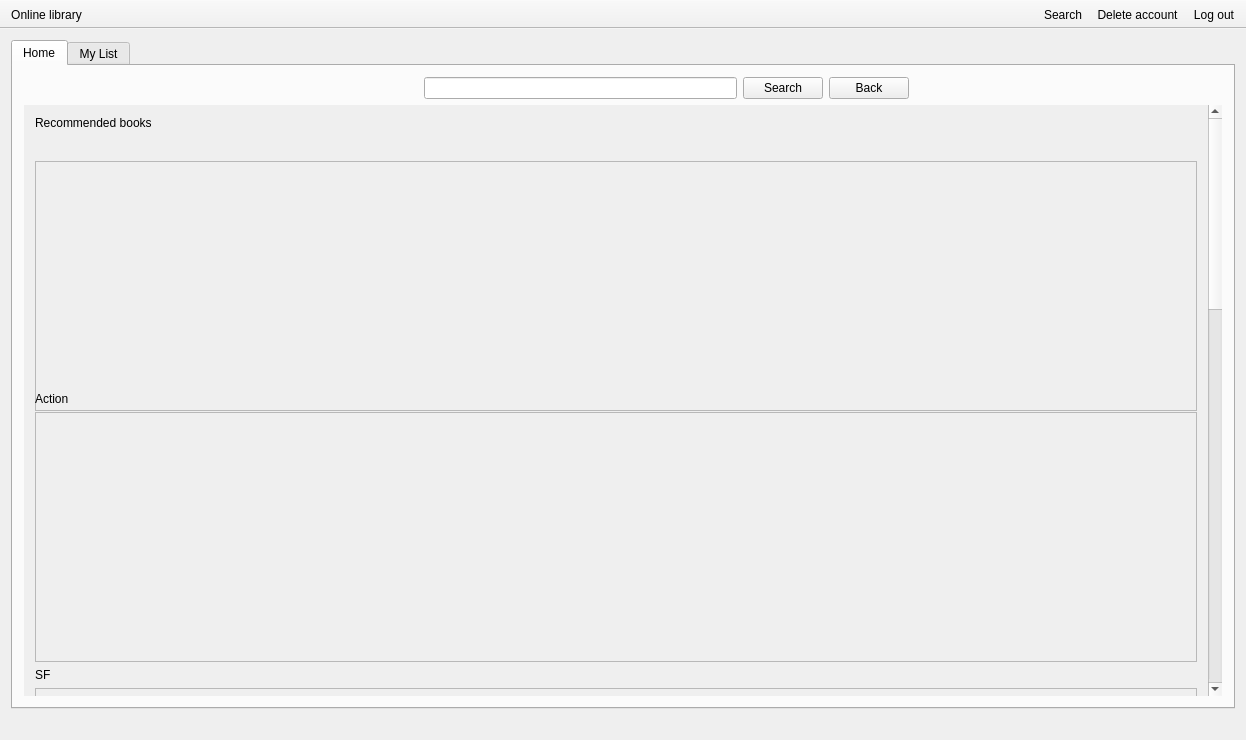
This is OnLib/OnLib/MainWindow.ui in Andrew-Gh21/OnLib as Qt 5 draws it before an edit. The edited form follows.
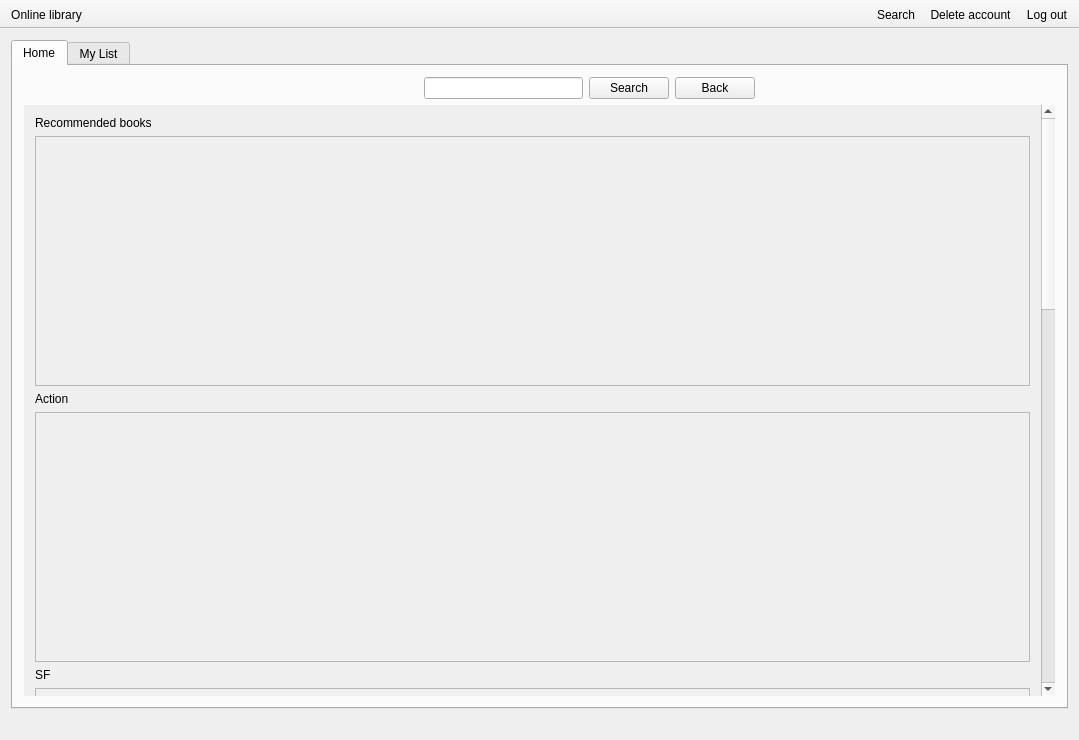
This is the edited form. Icons and pictures are not drawn.

Diff of the .ui file:
```diff
--- a/OnLib/OnLib/MainWindow.ui
+++ b/OnLib/OnLib/MainWindow.ui
@@ -6,13 +6,19 @@
    <rect>
     <x>0</x>
     <y>0</y>
-    <width>1246</width>
+    <width>1079</width>
     <height>740</height>
    </rect>
   </property>
   <property name="windowTitle">
    <string>MainWindow</string>
   </property>
+  <property name="iconSize">
+   <size>
+    <width>30</width>
+    <height>30</height>
+   </size>
+  </property>
   <property name="toolButtonStyle">
    <enum>Qt::ToolButtonTextUnderIcon</enum>
   </property>
@@ -32,15 +38,30 @@
    <layout class="QGridLayout" name="gridLayout_2">
     <item row="0" column="1">
      <widget class="QTabWidget" name="tabWidget">
+      <property name="tabPosition">
+       <enum>QTabWidget::North</enum>
+      </property>
+      <property name="tabShape">
+       <enum>QTabWidget::Rounded</enum>
+      </property>
       <property name="currentIndex">
        <number>0</number>
       </property>
+      <property name="usesScrollButtons">
+       <bool>true</bool>
+      </property>
       <property name="documentMode">
        <bool>false</bool>
       </property>
       <property name="tabsClosable">
        <bool>false</bool>
       </property>
+      <property name="movable">
+       <bool>false</bool>
+      </property>
+      <property name="tabBarAutoHide">
+       <bool>false</bool>
+      </property>
       <widget class="QWidget" name="homeTab">
        <attribute name="title">
         <string>Home</string>
@@ -61,8 +82,8 @@
               <rect>
                <x>0</x>
                <y>0</y>
-               <width>1179</width>
-               <height>1759</height>
+               <width>1005</width>
+               <height>1789</height>
               </rect>
              </property>
              <layout class="QGridLayout" name="gridLayout_4">
@@ -77,39 +98,12 @@
                 </item>
                 <item>
                  <widget class="QScrollArea" name="recommendedBooksScrollArea">
-                  <property name="enabled">
-                   <bool>true</bool>
-                  </property>
-                  <property name="sizePolicy">
-                   <sizepolicy hsizetype="Expanding" vsizetype="Maximum">
-                    <horstretch>0</horstretch>
-                    <verstretch>0</verstretch>
-                   </sizepolicy>
-                  </property>
                   <property name="minimumSize">
                    <size>
                     <width>0</width>
                     <height>250</height>
                    </size>
                   </property>
-                  <property name="maximumSize">
-                   <size>
-                    <width>16777215</width>
-                    <height>200</height>
-                   </size>
-                  </property>
-                  <property name="frameShape">
-                   <enum>QFrame::StyledPanel</enum>
-                  </property>
-                  <property name="frameShadow">
-                   <enum>QFrame::Plain</enum>
-                  </property>
-                  <property name="verticalScrollBarPolicy">
-                   <enum>Qt::ScrollBarAsNeeded</enum>
-                  </property>
-                  <property name="horizontalScrollBarPolicy">
-                   <enum>Qt::ScrollBarAsNeeded</enum>
-                  </property>
                   <property name="widgetResizable">
                    <bool>true</bool>
                   </property>
@@ -118,7 +112,7 @@
                     <rect>
                      <x>0</x>
                      <y>0</y>
-                     <width>1157</width>
+                     <width>979</width>
                      <height>248</height>
                     </rect>
                    </property>
@@ -134,36 +128,12 @@
                 </item>
                 <item>
                  <widget class="QScrollArea" name="actionGenreScrollArea">
-                  <property name="enabled">
-                   <bool>true</bool>
-                  </property>
                   <property name="minimumSize">
                    <size>
                     <width>0</width>
                     <height>250</height>
                    </size>
                   </property>
-                  <property name="focusPolicy">
-                   <enum>Qt::StrongFocus</enum>
-                  </property>
-                  <property name="acceptDrops">
-                   <bool>false</bool>
-                  </property>
-                  <property name="frameShape">
-                   <enum>QFrame::StyledPanel</enum>
-                  </property>
-                  <property name="frameShadow">
-                   <enum>QFrame::Plain</enum>
-                  </property>
-                  <property name="lineWidth">
-                   <number>1</number>
-                  </property>
-                  <property name="verticalScrollBarPolicy">
-                   <enum>Qt::ScrollBarAsNeeded</enum>
-                  </property>
-                  <property name="horizontalScrollBarPolicy">
-                   <enum>Qt::ScrollBarAsNeeded</enum>
-                  </property>
                   <property name="widgetResizable">
                    <bool>true</bool>
                   </property>
@@ -172,7 +142,7 @@
                     <rect>
                      <x>0</x>
                      <y>0</y>
-                     <width>1157</width>
+                     <width>979</width>
                      <height>248</height>
                     </rect>
                    </property>
@@ -211,7 +181,7 @@
                     <rect>
                      <x>0</x>
                      <y>0</y>
-                     <width>1157</width>
+                     <width>979</width>
                      <height>248</height>
                     </rect>
                    </property>
@@ -542,6 +512,12 @@
    <property name="movable">
     <bool>false</bool>
    </property>
+   <property name="iconSize">
+    <size>
+     <width>30</width>
+     <height>30</height>
+    </size>
+   </property>
    <property name="toolButtonStyle">
     <enum>Qt::ToolButtonFollowStyle</enum>
    </property>
```
Left out of the diff: 136 changed lines with no effect on the pictures.
